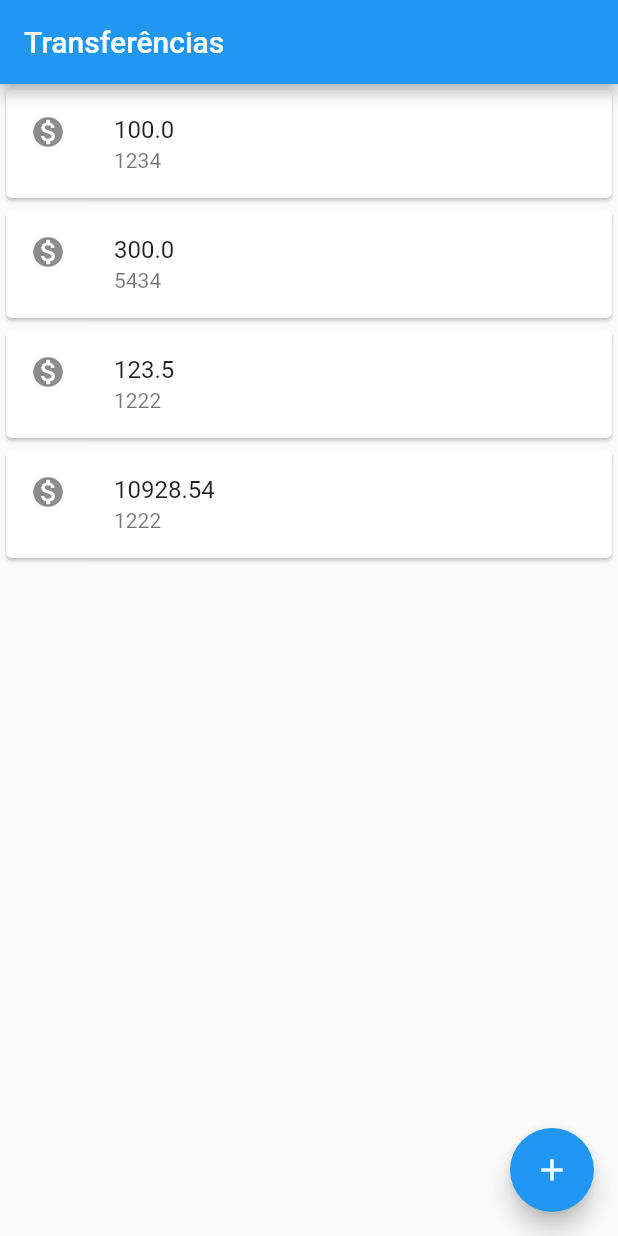
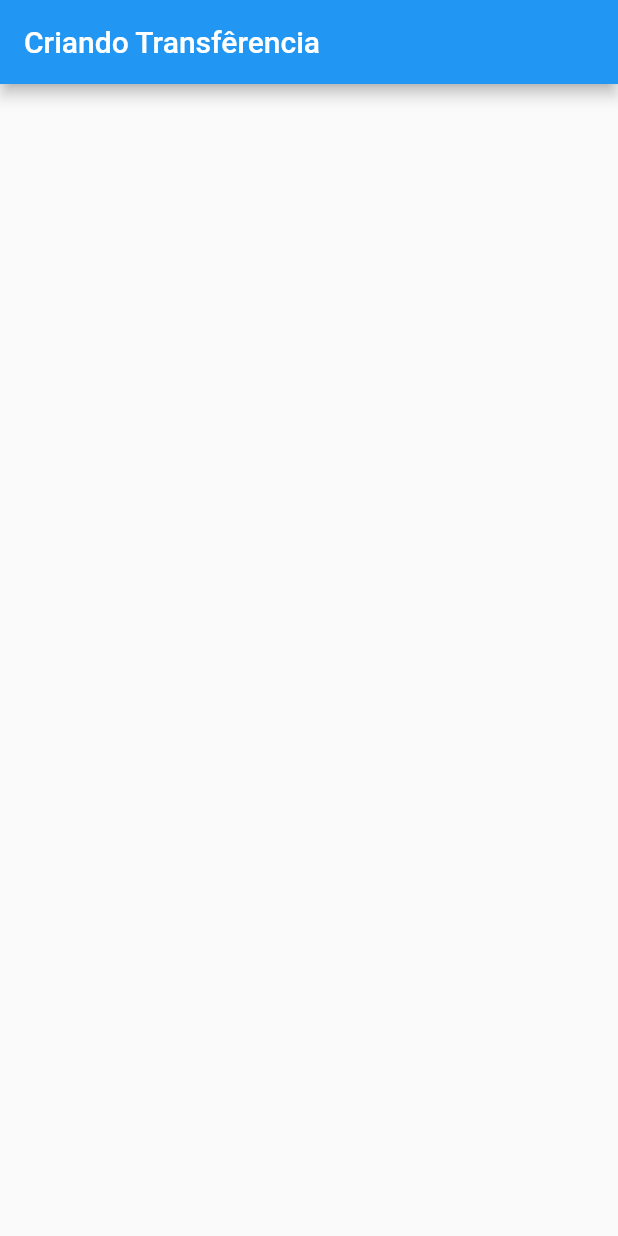
Before and after one commit to andsonsilv/my-bank-app, a Flutter app: the screen it shows after launch, on a phone screen of 412 x 824 dp. Run offline on Flutter 3.47's test engine with Material 2 defaults, Android fonts, the phone set to English and light mode, and no system bars.

Commit message:
Adaptando o projeto para Hot Reload

```diff
--- a/lib/main.dart
+++ b/lib/main.dart
@@ -1,29 +1,49 @@
 import 'package:flutter/material.dart';
 
 void main() {
-  runApp(MaterialApp(
+  runApp(MyBankApp());
+}
+
+class MyBankApp extends StatelessWidget {
+  @override
+  Widget build(BuildContext context) {
+    return MaterialApp(
       home: Scaffold(
         appBar: AppBar(
-        title: const Text('Transferências'),
+          title: const Text('Criando Transfêrencia'),
         ),
-      body: ListaTransferencias(),
-      floatingActionButton:
-          FloatingActionButton(child: const Icon(Icons.add), onPressed: () {}),
+        body: FormularioTransferencia(),
       ),
-  ));
+    );
+  }
+}
+
+class FormularioTransferencia extends StatelessWidget {
+  @override
+  Widget build(BuildContext context) {
+    return Container();
+  }
 }
 
 class ListaTransferencias extends StatelessWidget {
   ListaTransferencias();
+
   @override
   Widget build(BuildContext context) {
-    return Column(
+    return Scaffold(
+      appBar: AppBar(
+        title: const Text('Transferências'),
+      ),
+      floatingActionButton:
+          FloatingActionButton(child: const Icon(Icons.add), onPressed: () {}),
+      body: Column(
         children: [
           ItemTransferencia(Transferencia(100.0, 1234)),
           ItemTransferencia(Transferencia(300.0, 5434)),
           ItemTransferencia(Transferencia(123.5, 1222)),
           ItemTransferencia(Transferencia(10928.54, 1222)),
         ],
+      ),
     );
   }
 }
```
Lines whose indentation alone changed are shown as unchanged.
